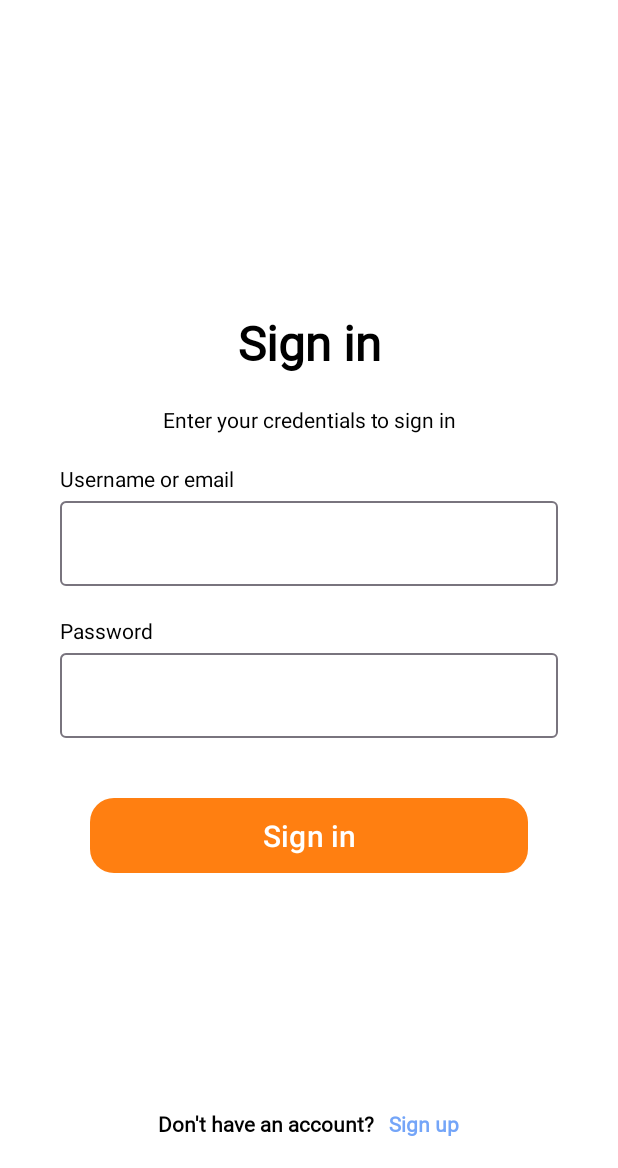
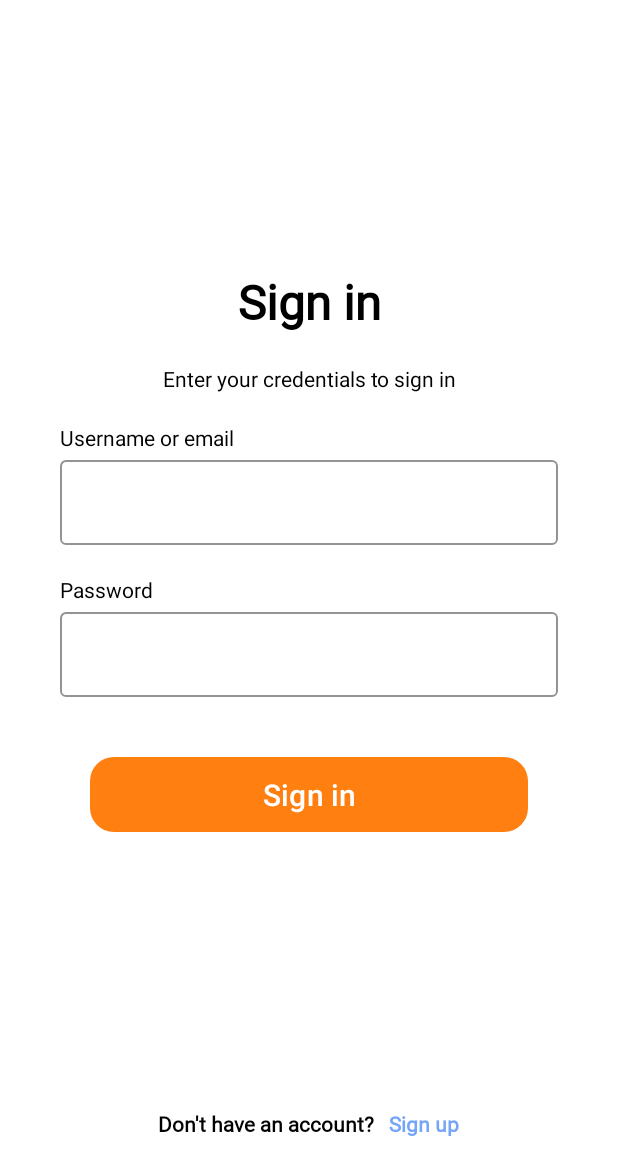
Before and after one commit to pedfu/DayStreak, an Android app: the MainActivity screen opened directly, with no data from a screen before it, after a tap on "Get Started", on a phone screen of 412 x 824 dp, the part 68-1236 px from its top. Run offline under Robolectric (Android 15) with nearby library versions, the phone set to English and light mode, and no system bars; our stand-ins replace Firebase (no records; nobody signed in at launch, a user with empty details on screens opened directly); 1 statement that could not run was skipped.

Commit message:
feat: Add timer and fix login style

```diff
--- a/app/src/main/java/com/pedfu/daystreak/Inject.kt
+++ b/app/src/main/java/com/pedfu/daystreak/Inject.kt
@@ -27,6 +27,7 @@ import com.pedfu.daystreak.usecases.login.LoginUseCase
 import com.pedfu.daystreak.usecases.notification.NotificationUseCase
 import com.pedfu.daystreak.usecases.refresh.RefreshUseCase
 import com.pedfu.daystreak.usecases.streak.StreakUseCase
+import com.pedfu.daystreak.usecases.timer.TimerUseCase
 import com.pedfu.daystreak.usecases.user.UserUseCase
 import com.squareup.moshi.Moshi
 import retrofit2.Retrofit
@@ -82,6 +83,8 @@ object Inject {
 
     val refreshUseCase by lazy { RefreshUseCase() }
 
+    val timerUseCase by lazy { TimerUseCase() }
+
     fun init(application: Application) {
         appContext = application.applicationContext
         database = AppDatabase.getDatabase(appContext)
--- a/app/src/main/res/layout/dialog_confirm.xml
+++ b/app/src/main/res/layout/dialog_confirm.xml
@@ -5,6 +5,7 @@
     android:layout_width="match_parent"
     android:layout_height="wrap_content"
     android:maxHeight="500dp"
+    android:layout_marginHorizontal="20dp"
     android:paddingHorizontal="20dp"
     android:paddingTop="20dp"
     android:background="@drawable/background_rounded_md_white">
@@ -17,6 +18,7 @@
         android:paddingRight="30dp"
         android:text="Would you like to save this time duration?"
         android:textSize="16sp"
+        android:textColor="@color/black"
         app:layout_constraintStart_toStartOf="parent"
         app:layout_constraintTop_toTopOf="parent" />
 
@@ -36,6 +38,7 @@
         android:layout_marginTop="10dp"
         android:text="By saving, it will be added to your daily streak progress."
         android:textSize="12sp"
+        android:textColor="@color/black"
         app:layout_constraintStart_toStartOf="parent"
         app:layout_constraintTop_toBottomOf="@+id/textViewTitle" />
 
--- a/app/src/main/res/layout/fragment_intro.xml
+++ b/app/src/main/res/layout/fragment_intro.xml
@@ -78,7 +78,6 @@
         android:layout_height="wrap_content"
         android:layout_centerInParent="true"
         android:layout_marginBottom="50dp"
-        android:background="@drawable/background_google_button_border"
         app:layout_constraintBottom_toBottomOf="parent"
         app:layout_constraintEnd_toEndOf="parent"
         app:layout_constraintStart_toStartOf="parent">
--- a/app/src/main/res/layout/fragment_login.xml
+++ b/app/src/main/res/layout/fragment_login.xml
@@ -31,7 +31,7 @@ tools:context=".presentation.login.LoginFragment">
         android:layout_height="wrap_content"
         android:layout_marginHorizontal="40dp"
         app:layout_constraintBottom_toBottomOf="@id/linearLayoutSignUp"
-    app:layout_constraintTop_toBottomOf="@+id/navbar">
+        app:layout_constraintTop_toTopOf="@+id/navbar">
 
         <LinearLayout
             android:id="@+id/linearLayoutMainText"
@@ -78,6 +78,7 @@ tools:context=".presentation.login.LoginFragment">
             android:id="@+id/textInputUsernameOrEmail"
             android:layout_width="0dp"
             android:layout_height="wrap_content"
+            style="@style/TextInputLayout"
             app:layout_constraintEnd_toEndOf="parent"
             app:layout_constraintStart_toStartOf="parent"
             app:layout_constraintTop_toBottomOf="@id/labelMinUsernameOrEmail">
@@ -86,7 +87,8 @@ tools:context=".presentation.login.LoginFragment">
                 android:id="@+id/editTextUsernameOrEmail"
                 android:layout_width="match_parent"
                 android:layout_height="wrap_content"
-            android:inputType="textPersonName|textCapWords"
+                android:textColor="@color/black"
+                android:inputType="text"
                 android:singleLine="true" />
 
         </com.google.android.material.textfield.TextInputLayout>
@@ -104,6 +106,7 @@ tools:context=".presentation.login.LoginFragment">
             android:id="@+id/textInputPassword"
             android:layout_width="0dp"
             android:layout_height="wrap_content"
+            style="@style/TextInputLayout"
             app:layout_constraintEnd_toEndOf="parent"
             app:layout_constraintStart_toStartOf="parent"
             app:layout_constraintTop_toBottomOf="@id/labelPassword">
@@ -112,6 +115,7 @@ tools:context=".presentation.login.LoginFragment">
                 android:id="@+id/editTextPassword"
                 android:layout_width="match_parent"
                 android:layout_height="wrap_content"
+                android:textColor="@color/black"
                 android:inputType="textPassword"
                 android:singleLine="true" />
 
@@ -121,16 +125,16 @@ tools:context=".presentation.login.LoginFragment">
             android:id="@+id/signInButton"
             android:layout_width="match_parent"
             android:layout_height="50dp"
+            android:layout_marginHorizontal="20dp"
+            android:layout_marginTop="40dp"
             android:layout_weight="1"
+            android:background="@drawable/background_rounded_sm_orange"
             android:padding="0dp"
-        android:background="@drawable/background_rounded_sm_orange"
             android:text="@string/sign_in"
             android:textColor="@color/white"
             android:textSize="20sp"
-        android:layout_marginTop="40dp"
-        android:layout_marginHorizontal="20dp"
             app:backgroundTint="@null"
-        app:layout_constraintTop_toBottomOf="@id/textInputPassword"/>
+            app:layout_constraintTop_toBottomOf="@id/textInputPassword" />
 
 
     </androidx.constraintlayout.widget.ConstraintLayout>
--- a/app/src/main/res/values/strings.xml
+++ b/app/src/main/res/values/strings.xml
@@ -82,5 +82,8 @@
     <!-- TODO: Remove or change this placeholder text -->
     <string name="hello_blank_fragment">Hello blank fragment</string>
 
+    <!-- Timer -->
+    <string name="would_you_like_to_save_track">Would you like to save this time duration?</string>
+    <string name="track_saving_added_to_daily_progress">By saving, it will be added to your daily streak progress.</string>
 
 </resources>
--- a/app/src/main/res/values/styles.xml
+++ b/app/src/main/res/values/styles.xml
@@ -28,4 +28,13 @@
         <item name="android:insetTop">0dp</item>
         <item name="android:insetBottom">0dp</item>
     </style>
+
+    <style name="TextInputLayout" parent="Widget.MaterialComponents.TextInputLayout.OutlinedBox">
+        <item name="android:textColorHint">@color/gray_light</item>
+        <item name="boxStrokeColor">@color/gray_font</item>
+    </style>
+
+    <style name="TextInputEditText" parent="ThemeOverlay.MaterialComponents.TextInputEditText.OutlinedBox.Dense">
+        <item name="android:textColor">@android:color/black</item>
+    </style>
 </resources>
```
Also changed, not shown: app/src/main/java/com/pedfu/daystreak/presentation/timer/TimerFragment.kt (+58 -23 lines), app/src/main/java/com/pedfu/daystreak/presentation/timer/TimerViewModel.kt (added, +62 -0 lines), app/src/main/java/com/pedfu/daystreak/usecases/timer/TimerUseCase.kt (added, +9 -0 lines), app/src/main/java/com/pedfu/daystreak/utils/Modals.kt (+6 -2 lines), app/src/main/res/layout/fragment_timer.xml (+16 -2 lines). Lines whose indentation alone changed are shown as unchanged.
